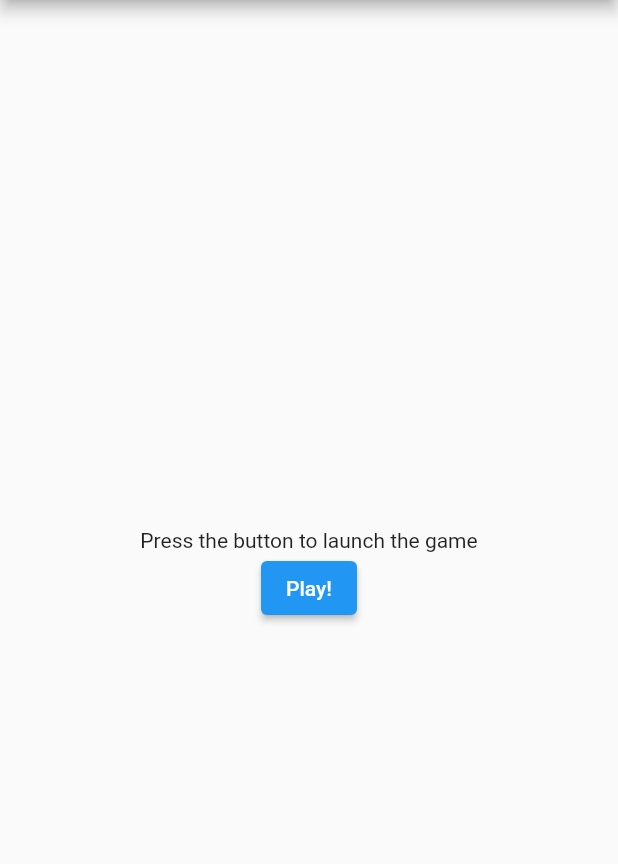
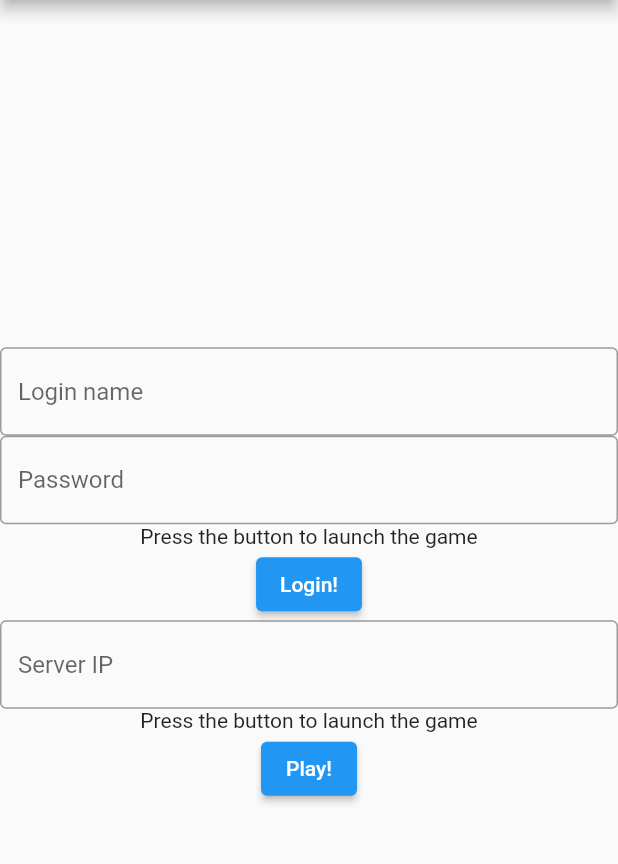
Before and after one commit to danielchim/mtga-launcher, a Flutter app: the screen it shows after launch, on a phone screen of 412 x 824 dp, the part 84-948 px from its top. Run offline on Flutter 3.47's test engine with Material 2 defaults, Android fonts, the light colour scheme and no system bars; missing offline and left inert: dart:ffi, win32.

Commit message:
UPD:Styles

```diff
--- a/lib/main.dart
+++ b/lib/main.dart
@@ -6,6 +6,7 @@ import 'dart:developer';
 import 'dart:convert';
 import 'package:win32/win32.dart';
 import 'package:ffi/ffi.dart';
+import 'providers/authencation.dart';
 
 
 
@@ -22,15 +23,6 @@ class MyApp extends StatelessWidget {
     return MaterialApp(
       title: 'Flutter Demo',
       theme: ThemeData(
-        // This is the theme of your application.
-        //
-        // Try running your application with "flutter run". You'll see the
-        // application has a blue toolbar. Then, without quitting the app, try
-        // changing the primarySwatch below to Colors.green and then invoke
-        // "hot reload" (press "r" in the console where you ran "flutter run",
-        // or simply save your changes to "hot reload" in a Flutter IDE).
-        // Notice that the counter didn't reset back to zero; the application
-        // is not restarted.
         primarySwatch: Colors.blue,
       ),
       home: const MyHomePage(title: 'MTGA launcher'),
@@ -40,15 +32,6 @@ class MyApp extends StatelessWidget {
 
 class MyHomePage extends StatefulWidget {
   const MyHomePage({super.key, required this.title});
-
-  // This widget is the home page of your application. It is stateful, meaning
-  // that it has a State object (defined below) that contains fields that affect
-  // how it looks.
-
-  // This class is the configuration for the state. It holds the values (in this
-  // case the title) provided by the parent (in this case the App widget) and
-  // used by the build method of the State. Fields in a Widget subclass are
-  // always marked "final".
 
   final String title;
 
@@ -60,6 +43,14 @@ class _MyHomePageState extends State<MyHomePage> {
   bool _isRunning = false;
   String launchText = "Press the button to launch the game";
   String backendUrl = "https://127.0.0.1:443";
+  final myController = TextEditingController();
+
+  @override
+  void dispose() {
+    // Clean up the controller when the widget is disposed.
+    myController.dispose();
+    super.dispose();
+  }
 
   void _startApp() async {
     String executable = 'C:\\Games\\EFT-Modded\\EscapeFromTarkov.exe';
@@ -77,40 +68,50 @@ class _MyHomePageState extends State<MyHomePage> {
     log("Game running: $_isRunning");
   }
 
+  void _login() async {
+    // auth("demo","demo");
+    log("Game running: ${myController.text}");
+  }
+
+
   @override
   Widget build(BuildContext context) {
-    // This method is rerun every time setState is called, for instance as done
-    // by the _incrementCounter method above.
-    //
-    // The Flutter framework has been optimized to make rerunning build methods
-    // fast, so that you can just rebuild anything that needs updating rather
-    // than having to individually change instances of widgets.
     return Scaffold(
       appBar: AppBar(
-        // Here we take the value from the MyHomePage object that was created by
-        // the App.build method, and use it to set our appbar title.
         title: Text(widget.title),
       ),
       body: Center(
-        // Center is a layout widget. It takes a single child and positions it
-        // in the middle of the parent.
         child: Column(
-          // Column is also a layout widget. It takes a list of children and
-          // arranges them vertically. By default, it sizes itself to fit its
-          // children horizontally, and tries to be as tall as its parent.
-          //
-          // Invoke "debug painting" (press "p" in the console, choose the
-          // "Toggle Debug Paint" action from the Flutter Inspector in Android
-          // Studio, or the "Toggle Debug Paint" command in Visual Studio Code)
-          // to see the wireframe for each widget.
-          //
-          // Column has various properties to control how it sizes itself and
-          // how it positions its children. Here we use mainAxisAlignment to
-          // center the children vertically; the main axis here is the vertical
-          // axis because Columns are vertical (the cross axis would be
-          // horizontal).
           mainAxisAlignment: MainAxisAlignment.center,
           children: <Widget>[
+            TextField(
+              decoration: const InputDecoration(
+                border: OutlineInputBorder(),
+                hintText: 'Login name',
+              ),
+              controller: myController,
+            ),
+            TextField(
+              decoration: const InputDecoration(
+                border: OutlineInputBorder(),
+                hintText: 'Password',
+              ),
+              controller: myController,
+
+            ),
+            Text(
+              launchText,
+            ),
+            ElevatedButton(
+              onPressed: _login,
+              child: const Text("Login!"),
+            ),
+            const TextField(
+              decoration: InputDecoration(
+                border: OutlineInputBorder(),
+                hintText: 'Server IP',
+              ),
+            ),
             Text(
               launchText,
             ),
--- a/pubspec.yaml
+++ b/pubspec.yaml
@@ -37,6 +37,8 @@ dependencies:
   # Use with the CupertinoIcons class for iOS style icons.
   cupertino_icons: ^1.0.2
   win32: ^3.0.0
+  file_picker: ^5.2.0+1
+  http: ^0.13.5
 
 dev_dependencies:
   flutter_test:
```
Also changed, not shown: lib/providers/authencation.dart (+14 -0 lines), pubspec.lock.
